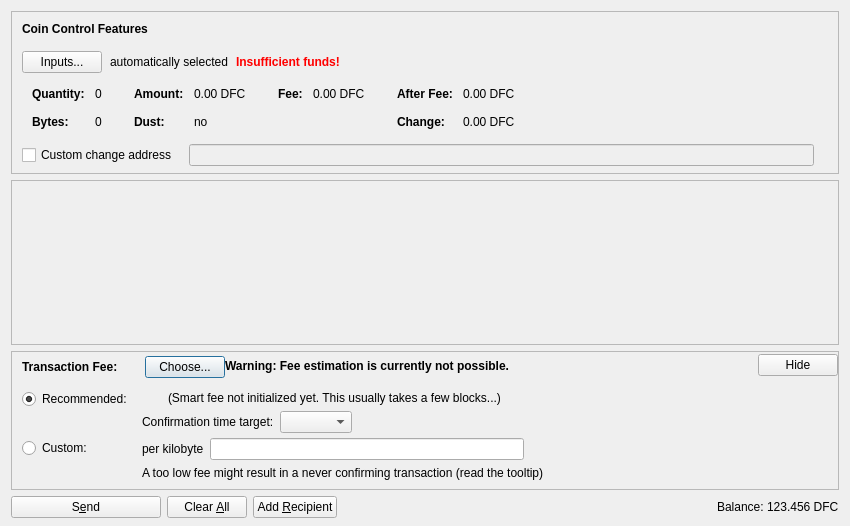
charlesrocket/defcoin, file src/qt/forms/sendcoinsdialog.ui: the form before one commit.
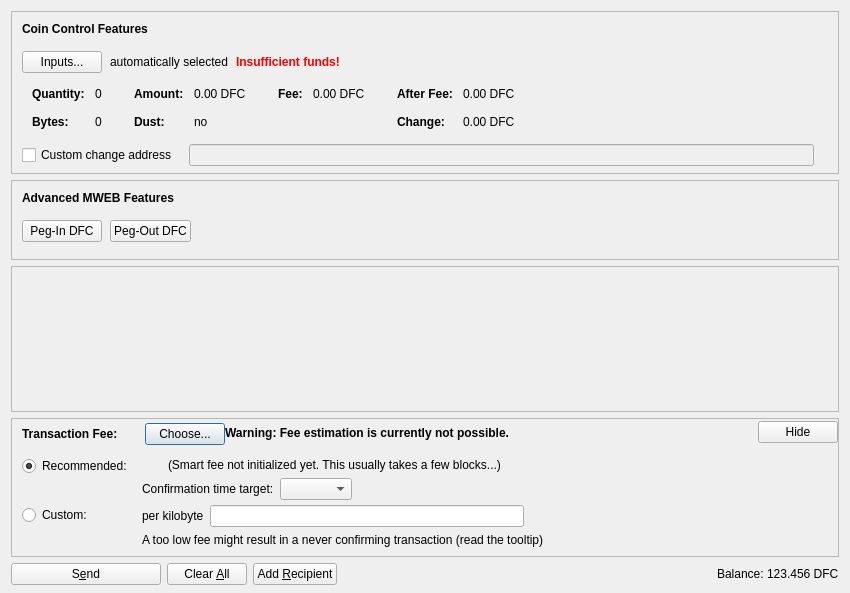
The form after the commit. Icons and pictures are not drawn. Custom widgets are drawn as their Qt base class.

Patch:
```diff
--- a/src/qt/forms/sendcoinsdialog.ui
+++ b/src/qt/forms/sendcoinsdialog.ui
@@ -7,13 +7,13 @@
     <x>0</x>
     <y>0</y>
     <width>850</width>
-    <height>526</height>
+    <height>593</height>
    </rect>
   </property>
   <property name="windowTitle">
    <string>Send Coins</string>
   </property>
-  <layout class="QVBoxLayout" name="verticalLayout" stretch="0,1,0,0">
+  <layout class="QVBoxLayout" name="verticalLayout" stretch="0,0,1,0,0">
    <property name="bottomMargin">
     <number>8</number>
    </property>
@@ -577,6 +577,155 @@
      </layout>
     </widget>
    </item>
+   <item>
+    <widget class="QFrame" name="frameMWEBFeatures">
+     <property name="sizePolicy">
+      <sizepolicy hsizetype="Expanding" vsizetype="Expanding">
+       <horstretch>0</horstretch>
+       <verstretch>0</verstretch>
+      </sizepolicy>
+     </property>
+     <property name="maximumSize">
+      <size>
+       <width>16777215</width>
+       <height>16777215</height>
+      </size>
+     </property>
+     <property name="frameShape">
+      <enum>QFrame::StyledPanel</enum>
+     </property>
+     <property name="frameShadow">
+      <enum>QFrame::Sunken</enum>
+     </property>
+     <layout class="QVBoxLayout" name="verticalLayoutMWEBFeatures2">
+      <property name="spacing">
+       <number>0</number>
+      </property>
+      <property name="leftMargin">
+       <number>0</number>
+      </property>
+      <property name="topMargin">
+       <number>0</number>
+      </property>
+      <property name="rightMargin">
+       <number>0</number>
+      </property>
+      <property name="bottomMargin">
+       <number>6</number>
+      </property>
+      <item>
+       <layout class="QVBoxLayout" name="verticalLayoutMWEBFeatures" stretch="0,0,1">
+        <property name="spacing">
+         <number>0</number>
+        </property>
+        <property name="leftMargin">
+         <number>10</number>
+        </property>
+        <property name="topMargin">
+         <number>10</number>
+        </property>
+        <item>
+         <layout class="QHBoxLayout" name="horizontalLayoutMWEBFeatures1">
+          <property name="bottomMargin">
+           <number>15</number>
+          </property>
+          <item>
+           <widget class="QLabel" name="labelMWEBFeatures">
+            <property name="sizePolicy">
+             <sizepolicy hsizetype="Preferred" vsizetype="Maximum">
+              <horstretch>0</horstretch>
+              <verstretch>0</verstretch>
+             </sizepolicy>
+            </property>
+            <property name="font">
+             <font>
+              <weight>75</weight>
+              <bold>true</bold>
+             </font>
+            </property>
+            <property name="styleSheet">
+             <string notr="true">font-weight:bold;</string>
+            </property>
+            <property name="text">
+             <string>Advanced MWEB Features</string>
+            </property>
+           </widget>
+          </item>
+         </layout>
+        </item>
+        <item>
+         <layout class="QHBoxLayout" name="horizontalLayoutMWEBFeatures2" stretch="0,0,0">
+          <property name="spacing">
+           <number>8</number>
+          </property>
+          <property name="bottomMargin">
+           <number>10</number>
+          </property>
+          <item>
+           <widget class="QPushButton" name="pushButtonMWEBPegIn">
+            <property name="styleSheet">
+             <string notr="true"/>
+            </property>
+            <property name="text">
+             <string>Peg-In DFC</string>
+            </property>
+            <property name="checkable">
+             <bool>true</bool>
+            </property>
+            <property name="autoDefault">
+             <bool>false</bool>
+            </property>
+           </widget>
+          </item>
+          <item>
+           <widget class="QPushButton" name="pushButtonMWEBPegOut">
+            <property name="styleSheet">
+             <string notr="true"/>
+            </property>
+            <property name="text">
+             <string>Peg-Out DFC</string>
+            </property>
+            <property name="checkable">
+             <bool>true</bool>
+            </property>
+            <property name="autoDefault">
+             <bool>false</bool>
+            </property>
+           </widget>
+          </item>
+          <item>
+           <spacer name="horizontalSpacerMWEBFeatures">
+            <property name="orientation">
+             <enum>Qt::Horizontal</enum>
+            </property>
+            <property name="sizeHint" stdset="0">
+             <size>
+              <width>40</width>
+              <height>1</height>
+             </size>
+            </property>
+           </spacer>
+          </item>
+         </layout>
+        </item>
+        <item>
+         <spacer name="verticalSpacerMWEBFeatures">
+          <property name="orientation">
+           <enum>Qt::Vertical</enum>
+          </property>
+          <property name="sizeHint" stdset="0">
+           <size>
+            <width>800</width>
+            <height>1</height>
+           </size>
+          </property>
+         </spacer>
+        </item>
+       </layout>
+      </item>
+     </layout>
+    </widget>
+   </item>
    <item>
     <widget class="QScrollArea" name="scrollArea">
      <property name="widgetResizable">
@@ -588,7 +737,7 @@
         <x>0</x>
         <y>0</y>
         <width>830</width>
-        <height>104</height>
+        <height>68</height>
        </rect>
       </property>
       <layout class="QVBoxLayout" name="verticalLayout_2" stretch="0,1">
```
Left out of the diff: 4 changed lines with no effect on the pictures.
